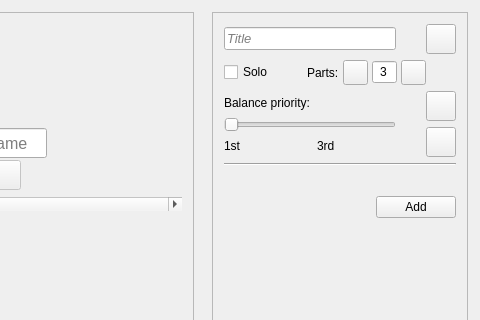
Old version of the form mainwindow.ui in the repository Ernest314/part-distributor; both pictures show x 240 to 720 and y 0 to 320 of the 720 by 540 pixel window.
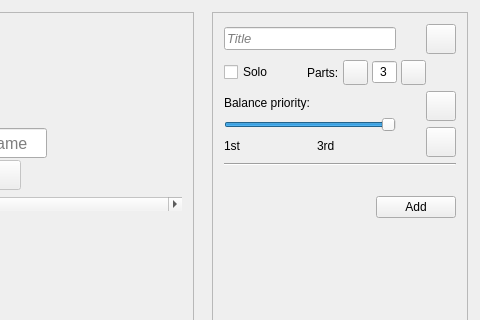
New version of the form. Icons and pictures are not drawn.

Commit message:
Balance slider now defaults to 3rd part
Pyramid of sound! Lower parts should be louder.

```diff
--- a/mainwindow.ui
+++ b/mainwindow.ui
@@ -710,6 +710,9 @@
                <property name="pageStep">
                 <number>1</number>
                </property>
+               <property name="value">
+                <number>3</number>
+               </property>
                <property name="orientation">
                 <enum>Qt::Horizontal</enum>
                </property>
```
The commit also changes 2 other files.
